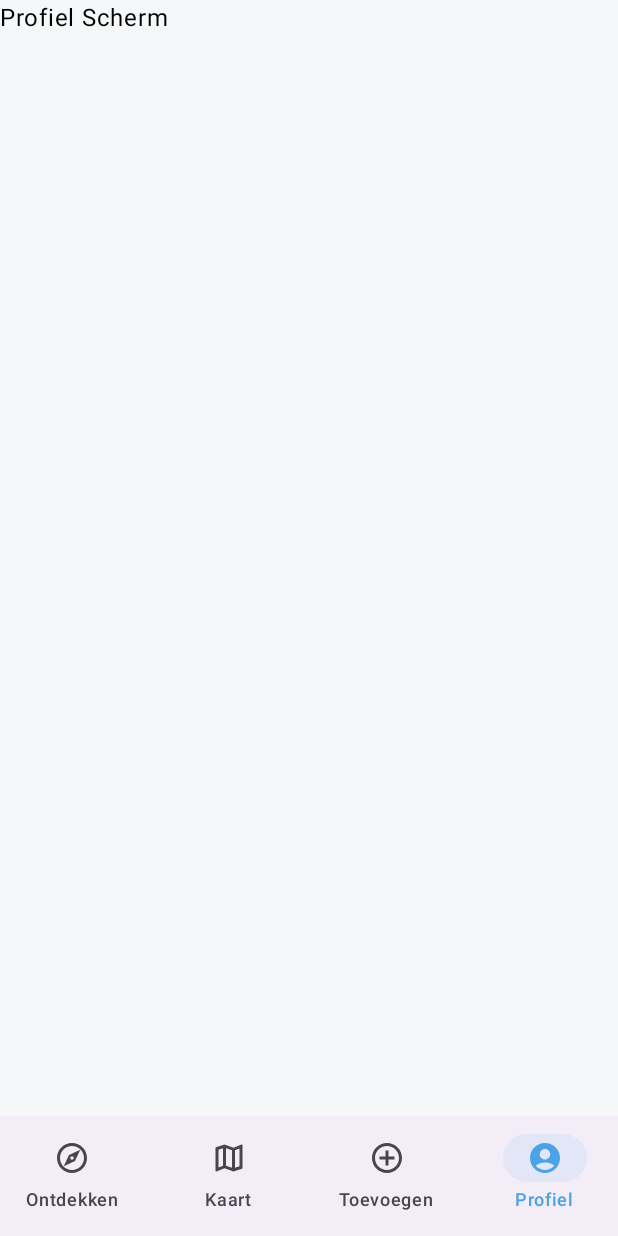
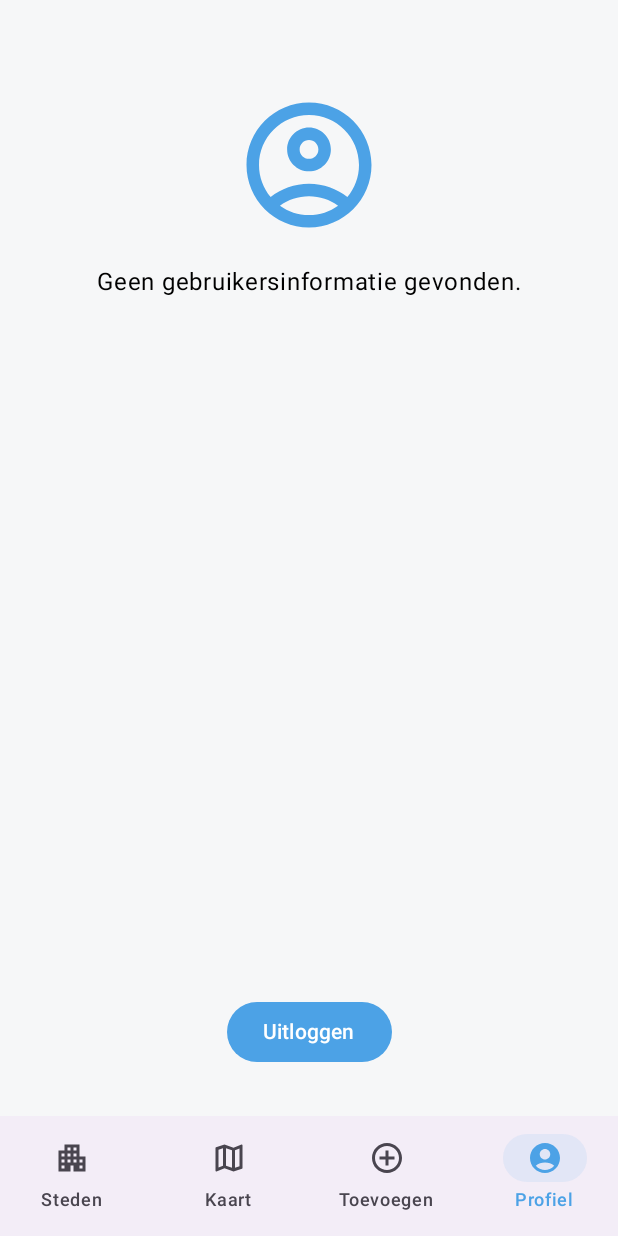
Before and after one commit to lararqna/CityApp, an Android app built with Jetpack Compose: the HomeScreen screen opened through its navigation route, item 4 of the bottom bar chosen, on a phone screen of 412 x 824 dp. Run offline under Robolectric (Android 15) with nearby library versions, the phone set to English and light mode, and no system bars; our stand-ins replace Firebase (no records; nobody signed in at launch, a user with empty details on screens opened directly).

Commit message:
Add User model and fetch user data to Profile page

```diff
--- a/app/src/main/java/com/example/cityapp/MainActivity.kt
+++ b/app/src/main/java/com/example/cityapp/MainActivity.kt
@@ -8,9 +8,9 @@ import androidx.compose.runtime.Composable
 import androidx.navigation.compose.NavHost
 import androidx.navigation.compose.composable
 import androidx.navigation.compose.rememberNavController
-import com.example.cityapp.ui.LoginScreen // Maak dit bestand later aan
+import com.example.cityapp.ui.LoginScreen
 import com.example.cityapp.ui.RegisterScreen
-import com.example.cityapp.ui.HomeScreen // Maak dit bestand later aan
+import com.example.cityapp.ui.HomeScreen
 import com.example.cityapp.ui.theme.CityAppTheme
 import com.google.firebase.auth.ktx.auth
 import com.google.firebase.ktx.Firebase
@@ -21,7 +21,6 @@ class MainActivity : ComponentActivity() {
         enableEdgeToEdge()
         setContent {
             CityAppTheme {
-                // Roep hier je hoofdnavigatie aan
                 AppNavigation()
             }
         }
@@ -30,31 +29,18 @@ class MainActivity : ComponentActivity() {
 
 @Composable
 fun AppNavigation() {
-    // 1. Maak een NavController om de navigatie te beheren
     val navController = rememberNavController()
-    // 2. Haal de Firebase authenticatie instantie op
     val auth = Firebase.auth
-
-    // 3. Definieer de NavHost, die de schermen toont
-    // startDestination bepaalt welk scherm als eerste zichtbaar is.
     NavHost(navController = navController, startDestination = "register") {
-
-        // Definieer de "register" route
         composable("register") {
-            // Toon het RegisterScreen en geef de benodigde parameters mee
             RegisterScreen(navController = navController, auth = auth)
         }
 
-        // Definieer de "login" route
         composable("login") {
-            // Hier komt je LoginScreen. Je moet dit bestand nog aanmaken.
             LoginScreen(navController = navController, auth = auth)
         }
-
-        // Definieer de "home" route (voor na het inloggen)
         composable("home") {
-            // Hier komt je hoofdscherm van de app.
-            HomeScreen(navController = navController)
+            HomeScreen(navController = navController, auth = auth)
         }
     }
 }
--- a/app/src/main/java/com/example/cityapp/ui/HomeScreen.kt
+++ b/app/src/main/java/com/example/cityapp/ui/HomeScreen.kt
@@ -4,11 +4,11 @@ import androidx.compose.foundation.layout.padding
 import androidx.compose.material.icons.Icons
 import androidx.compose.material.icons.filled.AccountCircle
 import androidx.compose.material.icons.filled.AddCircle
-import androidx.compose.material.icons.filled.Explore
+import androidx.compose.material.icons.filled.Apartment
 import androidx.compose.material.icons.filled.Map
 import androidx.compose.material.icons.outlined.AccountCircle
 import androidx.compose.material.icons.outlined.AddCircleOutline
-import androidx.compose.material.icons.outlined.Explore
+import androidx.compose.material.icons.outlined.Apartment
 import androidx.compose.material.icons.outlined.Map
 import androidx.compose.material3.Icon
 import androidx.compose.material3.MaterialTheme
@@ -25,6 +25,7 @@ import androidx.compose.runtime.setValue
 import androidx.compose.ui.Modifier
 import androidx.compose.ui.graphics.vector.ImageVector
 import androidx.navigation.NavController
+import com.google.firebase.auth.FirebaseAuth
 
 data class BottomNavItem(
     val label: String,
@@ -34,13 +35,13 @@ data class BottomNavItem(
 )
 
 @Composable
-fun HomeScreen(navController: NavController) {
+fun HomeScreen(navController: NavController, auth: FirebaseAuth) {
     val items = listOf(
         BottomNavItem(
-            label = "Ontdekken",
-            selectedIcon = Icons.Filled.Explore,
-            unselectedIcon = Icons.Outlined.Explore,
-            route = "discover"
+            label = "Steden",
+            selectedIcon = Icons.Filled.Apartment,
+            unselectedIcon = Icons.Outlined.Apartment,
+            route = "apartment"
         ),
         BottomNavItem(
             label = "Kaart",
@@ -98,7 +99,11 @@ fun HomeScreen(navController: NavController) {
             0 -> Text("Ontdekken Scherm", modifier = Modifier.padding(innerPadding))
             1 -> Text("Kaart Scherm", modifier = Modifier.padding(innerPadding))
             2 -> Text("Toevoegen Scherm", modifier = Modifier.padding(innerPadding))
-            3 -> Text("Profiel Scherm", modifier = Modifier.padding(innerPadding))
+            3 -> ProfileScreen(
+                navController = navController,
+                auth = auth,
+                modifier = Modifier.padding(innerPadding)
+            )
         }
     }
 }
--- /dev/null
+++ b/app/src/main/java/com/example/cityapp/ui/ProfileScreen.kt
@@ -0,0 +1,107 @@
+package com.example.cityapp.ui
+
+import androidx.compose.foundation.layout.*
+import androidx.compose.material.icons.Icons
+import androidx.compose.material.icons.outlined.AccountCircle
+import androidx.compose.material3.*
+import androidx.compose.runtime.*
+import androidx.compose.runtime.getValue
+import androidx.compose.runtime.setValue
+import androidx.compose.ui.Alignment
+import androidx.compose.ui.Modifier
+import androidx.compose.ui.text.font.FontWeight
+import androidx.compose.ui.text.style.TextAlign
+import androidx.compose.ui.unit.dp
+import androidx.compose.ui.unit.sp
+import androidx.navigation.NavController
+import com.google.firebase.auth.FirebaseAuth
+import com.example.cityapp.models.User
+import com.google.firebase.firestore.ktx.firestore
+import com.google.firebase.firestore.ktx.toObject
+import com.google.firebase.ktx.Firebase
+
+@Composable
+fun ProfileScreen(
+    navController: NavController,
+    auth: FirebaseAuth,
+    modifier: Modifier = Modifier
+) {
+    var user by remember { mutableStateOf<User?>(null) }
+    var isLoading by remember { mutableStateOf(true) }
+
+    LaunchedEffect(key1 = auth.currentUser) {
+        val firebaseUser = auth.currentUser
+        if (firebaseUser != null) {
+            Firebase.firestore.collection("users").document(firebaseUser.uid)
+                .get()
+                .addOnSuccessListener { document ->
+                    if (document != null && document.exists()) {
+                        user = document.toObject<User>()
+                    }
+                    isLoading = false
+                }
+                .addOnFailureListener {
+                    isLoading = false
+                }
+        } else {
+            isLoading = false
+        }
+    }
+
+    Column(
+        modifier = modifier.fillMaxSize(),
+        horizontalAlignment = Alignment.CenterHorizontally
+    ) {
+        Spacer(modifier = Modifier.height(60.dp))
+
+        Icon(
+            imageVector = Icons.Outlined.AccountCircle,
+            contentDescription = "Profiel icoon",
+            modifier = Modifier.size(100.dp),
+            tint = MaterialTheme.colorScheme.primary
+        )
+        Spacer(modifier = Modifier.height(16.dp))
+
+        if (isLoading) {
+            CircularProgressIndicator()
+        } else if (user != null) {
+            Text(
+                text = "${user?.firstName} ${user?.lastName}",
+                fontSize = 24.sp,
+                fontWeight = FontWeight.Bold,
+                textAlign = TextAlign.Center
+            )
+            Spacer(modifier = Modifier.height(8.dp))
+            Text(
+                text = user?.email ?: "Geen e-mailadres",
+                style = MaterialTheme.typography.bodyLarge,
+                color = MaterialTheme.colorScheme.onSurfaceVariant
+            )
+            Spacer(modifier = Modifier.height(4.dp))
+            if (user?.birthDate?.isNotBlank() == true) {
+                Text(
+                    text = "Geboortedatum: ${user?.birthDate}",
+                    style = MaterialTheme.typography.bodyMedium,
+                    color = MaterialTheme.colorScheme.onSurfaceVariant
+                )
+            }
+        } else {
+            Text(text = "Geen gebruikersinformatie gevonden.")
+        }
+
+        Spacer(modifier = Modifier.weight(1f))
+        Button(
+            onClick = {
+                auth.signOut()
+                navController.navigate("login") {
+                    popUpTo(navController.graph.startDestinationId) {
+                        inclusive = true
+                    }
+                }
+            },
+            modifier = Modifier.padding(bottom = 32.dp)
+        ) {
+            Text(text = "Uitloggen")
+        }
+    }
+}
```
Also changed, not shown: app/src/main/java/com/example/cityapp/models/User.kt (added, +8 -0 lines).
